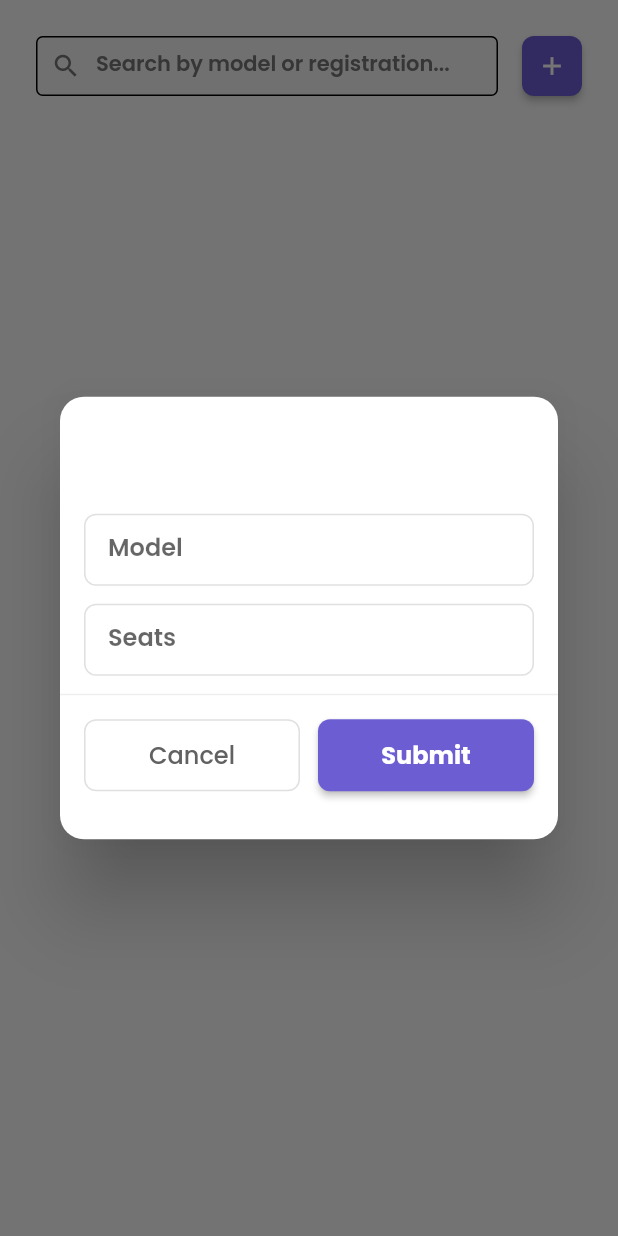
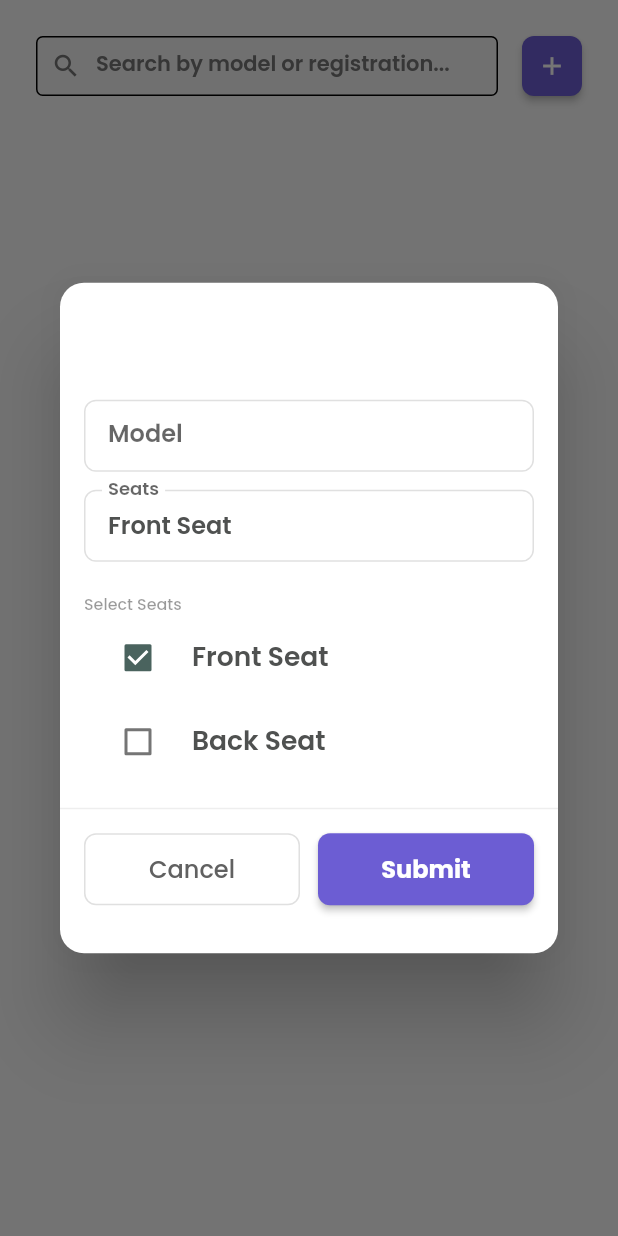
Before and after one commit to Haileleul-K/flight_sync_admin, a Flutter app: the AircraftManagementPage screen opened directly, after a tap on the "add" icon, on a phone screen of 412 x 824 dp. Run offline on Flutter 3.47's test engine with Material 3 defaults, Android fonts, the phone set to English and light mode, and no system bars; our stand-ins replace bloc, dio, equatable, fl_chart, flutter_bloc, flutter_easyloading and 4 more; accounts and stored records are empty; network calls fail.

Commit message:
fix: fix on aircraft mgmt page

```diff
--- a/lib/core/widgets/add_item_dialog.dart
+++ b/lib/core/widgets/add_item_dialog.dart
@@ -20,12 +20,14 @@ class AddItemDialog extends StatefulWidget {
   final String title;
   final List<DialogFormField> fields;
   final Function(Map<String, String>) onSubmit;
+  final Widget? customContent;
 
   const AddItemDialog({
     super.key,
     required this.title,
     required this.fields,
     required this.onSubmit,
+    this.customContent,
   });
 
   @override
@@ -152,6 +154,10 @@ class _AddItemDialogState extends State<AddItemDialog> {
                                     ),
                                   ),
                                 )),
+                            if (widget.customContent != null) ...[
+                              const SizedBox(height: 8),
+                              widget.customContent!,
+                            ],
                           ],
                         ),
                       ),
--- a/lib/features/air_craft/aircraft_management_page.dart
+++ b/lib/features/air_craft/aircraft_management_page.dart
@@ -25,11 +25,14 @@ class _AircraftManagementPageState extends State<AircraftManagementPage> {
 
   void _showAddAircraftDialog(BuildContext context) {
     final modelController = TextEditingController();
-    final seatsController = TextEditingController();
+    List<String> selectedSeats = ['Front Seat']; // Default selection
+    final seatOptions = ['Front Seat', 'Back Seat'];
+    String? seatError;
 
     showDialog(
       context: context,
-      builder: (context) => AddItemDialog(
+      builder: (context) => StatefulBuilder(
+        builder: (context, setState) => AddItemDialog(
           title: 'Add Aircraft',
           fields: [
             DialogFormField(
@@ -39,39 +42,71 @@ class _AircraftManagementPageState extends State<AircraftManagementPage> {
             ),
             DialogFormField(
               label: 'Seats',
-            placeholder: 'Enter seat numbers (comma separated)',
-            controller: seatsController,
-            validator: (value) {
-              if (value == null || value.isEmpty) {
-                return 'Seats are required';
+              placeholder: '',
+              controller: TextEditingController(text: selectedSeats.join(', ')),
+              validator: (_) {
+                if (selectedSeats.isEmpty) {
+                  return 'At least one seat must be selected';
                 }
-              // // Validate comma-separated numbers
-              // final seats = value.split(',').map((s) => s.trim());
-
-              // for (final seat in seats) {
-              //   if (int.tryParse(seat) == null) {
-              //     return 'Please enter valid numbers separated by commas';
-              //   }
-              // }
                 return null;
               },
+              keyboardType: TextInputType.none,
             ),
           ],
+          customContent: Padding(
+            padding: const EdgeInsets.only(bottom: 16.0),
+            child: Column(
+              crossAxisAlignment: CrossAxisAlignment.start,
+              children: [
+                const Text('Select Seats',
+                    style: TextStyle(fontWeight: FontWeight.w500)),
+                ...seatOptions.map((seat) => CheckboxListTile(
+                      title: Text(seat),
+                      value: selectedSeats.contains(seat),
+                      onChanged: (checked) {
+                        setState(() {
+                          if (checked == true) {
+                            selectedSeats.add(seat);
+                          } else {
+                            selectedSeats.remove(seat);
+                          }
+                          // Ensure at least one is selected
+                          if (selectedSeats.isEmpty) {
+                            seatError = 'At least one seat must be selected';
+                          } else {
+                            seatError = null;
+                          }
+                        });
+                      },
+                      controlAffinity: ListTileControlAffinity.leading,
+                    )),
+                if (seatError != null)
+                  Padding(
+                    padding: const EdgeInsets.only(left: 8.0, top: 4.0),
+                    child: Text(seatError!,
+                        style:
+                            const TextStyle(color: Colors.red, fontSize: 12)),
+                  ),
+              ],
+            ),
+          ),
           onSubmit: (values) {
-          final seats = values['Seats']!
-              .split(',')
-              .map((s) => int.parse(s.trim().toUpperCase()))
-              .toList();
-
+            if (selectedSeats.isEmpty) {
+              setState(() {
+                seatError = 'At least one seat must be selected';
+              });
+              return;
+            }
             context.read<AircraftBloc>().add(
                   AddAircraftModel(
                     aircraftModel: AircraftModel(
                       model: values['Model']!,
-                    seats: seats.map((e) => e.toString()).toList(),
+                      seats: selectedSeats,
                     ),
                   ),
                 );
           },
+        ),
       ),
     );
   }
```
Lines whose indentation alone changed are shown as unchanged.
